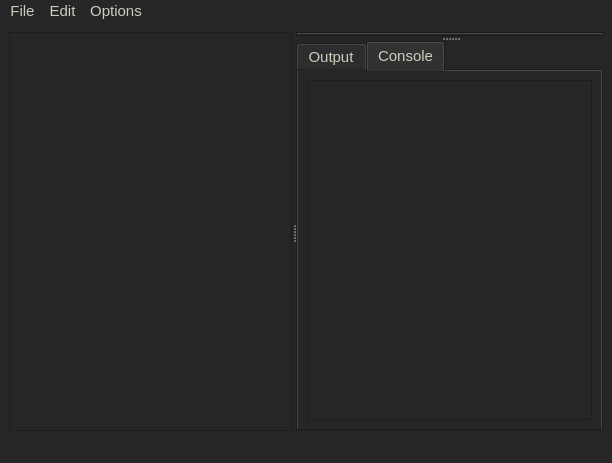
Above: qt-software/AsmMounter/mainwindow.ui from uventura/asm-mounter before the change. Below: the same form after it.
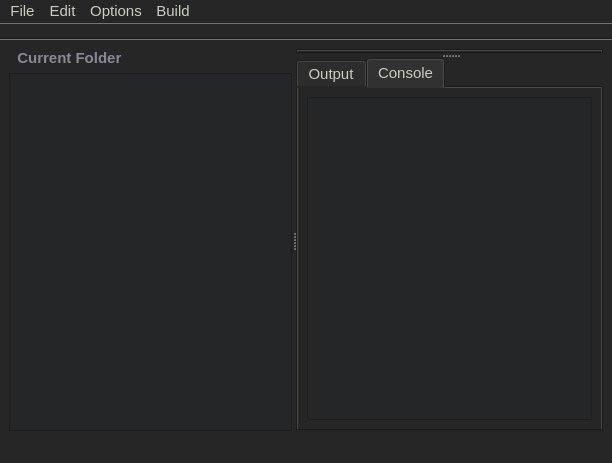
That is the form after the change. The open tabs and pages were chosen to show the change. Custom widgets are drawn as their Qt base class.

Commit message: File Tree System and Color Text

```diff
--- a/qt-software/AsmMounter/mainwindow.ui
+++ b/qt-software/AsmMounter/mainwindow.ui
@@ -40,7 +40,18 @@
       <widget class="QWidget" name="verticalLayoutWidget_2">
        <layout class="QVBoxLayout" name="verticalLayout_2">
         <item>
-         <widget class="QTreeView" name="FileTree">
+         <widget class="QLabel" name="FolderName">
+          <property name="styleSheet">
+           <string notr="true">font-weight:bold;
+color:rgba(169, 169, 190, 192);</string>
+          </property>
+          <property name="text">
+           <string>  Current Folder</string>
+          </property>
+         </widget>
+        </item>
+        <item>
+         <widget class="TreeDir" name="FileTree">
           <property name="styleSheet">
            <string notr="true">background-color:#252627;</string>
           </property>
@@ -95,7 +106,7 @@
              <item row="0" column="0">
               <widget class="QTextEdit" name="textEdit">
                <property name="styleSheet">
-                <string notr="true">background-color:#262626;</string>
+                <string notr="true">background-color:#252627;</string>
                </property>
               </widget>
              </item>
@@ -147,12 +158,40 @@
     </property>
     <addaction name="actionLoad_Config_File"/>
     <addaction name="actionLoad_Processor_FIle"/>
+    <addaction name="separator"/>
+    <addaction name="actionClear_Output"/>
+    <addaction name="actionClear_Console"/>
+   </widget>
+   <widget class="QMenu" name="menuExecution">
+    <property name="title">
+     <string>Build</string>
+    </property>
+    <addaction name="actionRun_Current_File"/>
+    <addaction name="actionGenerate_Hex_File"/>
    </widget>
    <addaction name="menuFile"/>
    <addaction name="menuEdit"/>
    <addaction name="menuOptions"/>
+   <addaction name="menuExecution"/>
   </widget>
   <widget class="QStatusBar" name="statusbar"/>
+  <widget class="QToolBar" name="toolBar">
+   <property name="windowTitle">
+    <string>toolBar</string>
+   </property>
+   <property name="movable">
+    <bool>false</bool>
+   </property>
+   <property name="floatable">
+    <bool>true</bool>
+   </property>
+   <attribute name="toolBarArea">
+    <enum>TopToolBarArea</enum>
+   </attribute>
+   <attribute name="toolBarBreak">
+    <bool>false</bool>
+   </attribute>
+  </widget>
   <action name="actionNew_File">
    <property name="text">
     <string>New File</string>
@@ -214,6 +253,13 @@
    </property>
   </action>
  </widget>
+ <customwidgets>
+  <customwidget>
+   <class>TreeDir</class>
+   <extends>QTreeView</extends>
+   <header>treedir.h</header>
+  </customwidget>
+ </customwidgets>
  <resources/>
  <connections/>
 </ui>
```
Left out of the diff: 34 changed lines with no effect on the pictures. The commit also changes 21 other files.
